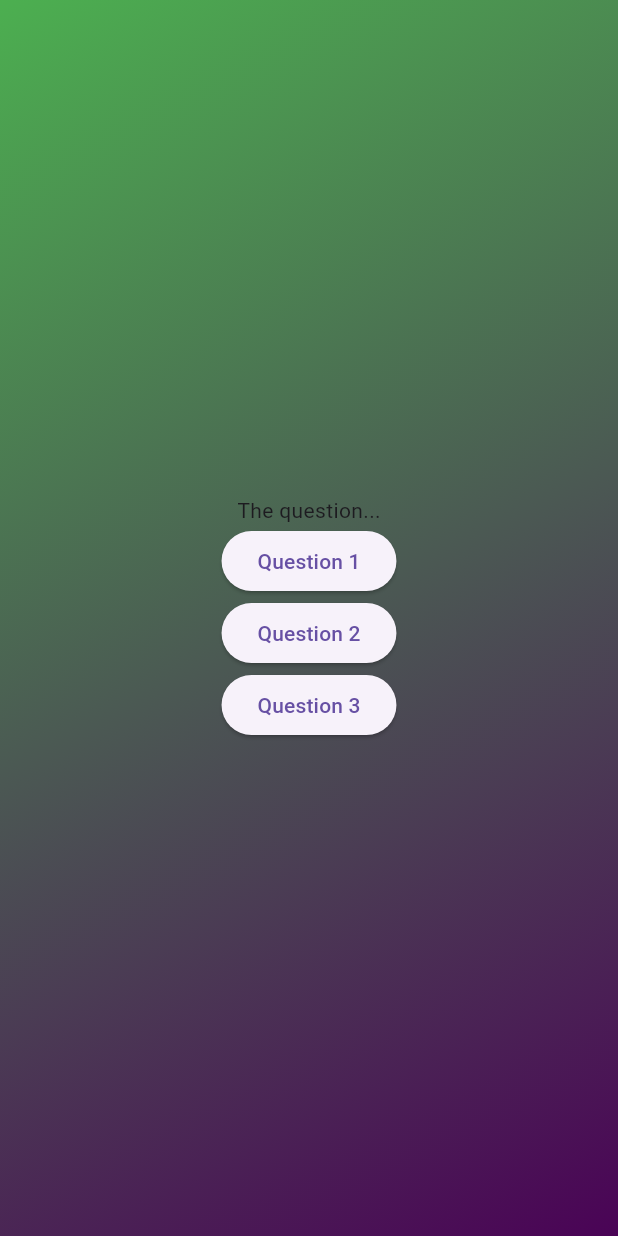
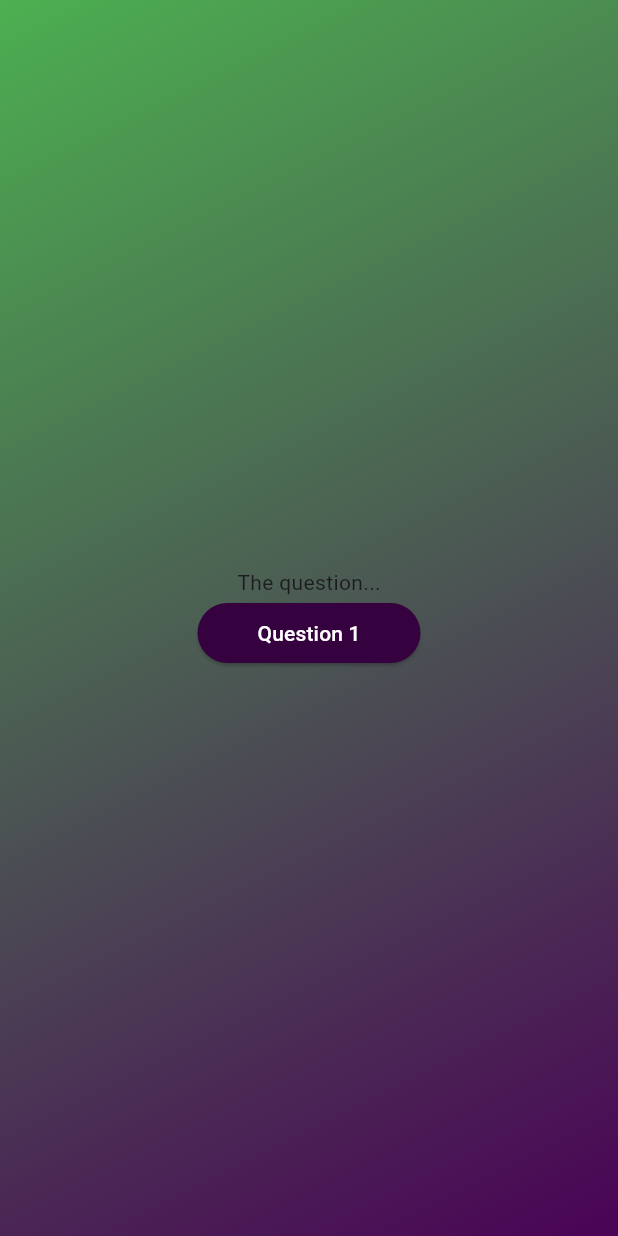
Before and after one commit to bokute2010/flutter-udemy-course, a Flutter app: the screen it shows after launch, after a tap on "Start Quiz", on a phone screen of 412 x 824 dp. Run offline on Flutter 3.47's test engine with Material 3 defaults, Android fonts, the phone set to English and light mode, and no system bars.

Commit message:
68. Creating a Reusable, Custom Styled Button

```diff
--- /dev/null
+++ b/adv_basics/lib/answer_button.dart
@@ -0,0 +1,22 @@
+import 'package:flutter/material.dart';
+
+class AnswerButton extends StatelessWidget {
+  const AnswerButton(
+      {super.key, required this.answerText, required this.onTap});
+
+  final String answerText;
+  final void Function() onTap;
+  @override
+  Widget build(BuildContext context) {
+    return ElevatedButton(
+      onPressed: onTap,
+      style: ElevatedButton.styleFrom(
+          padding: const EdgeInsets.symmetric(vertical: 10, horizontal: 40),
+          backgroundColor: const Color.fromARGB(255, 53, 1, 62),
+          foregroundColor: Colors.white,
+          shape:
+              RoundedRectangleBorder(borderRadius: BorderRadius.circular(40))),
+      child: Text(answerText),
+    );
+  }
+}
--- a/adv_basics/lib/question_screen.dart
+++ b/adv_basics/lib/question_screen.dart
@@ -1,3 +1,4 @@
+import 'package:adv_basics/answer_button.dart';
 import 'package:flutter/material.dart';
 
 class QuestionScreen extends StatefulWidget {
@@ -17,9 +18,10 @@
         mainAxisAlignment: MainAxisAlignment.center,
         children: [
           const Text("The question..."),
-          ElevatedButton(onPressed: () {}, child: const Text("Question 1")),
-          ElevatedButton(onPressed: () {}, child: const Text("Question 2")),
-          ElevatedButton(onPressed: () {}, child: const Text("Question 3")),
+          AnswerButton(
+            answerText: 'Question 1',
+            onTap: () {},
+          )
         ],
       ),
     );
```
